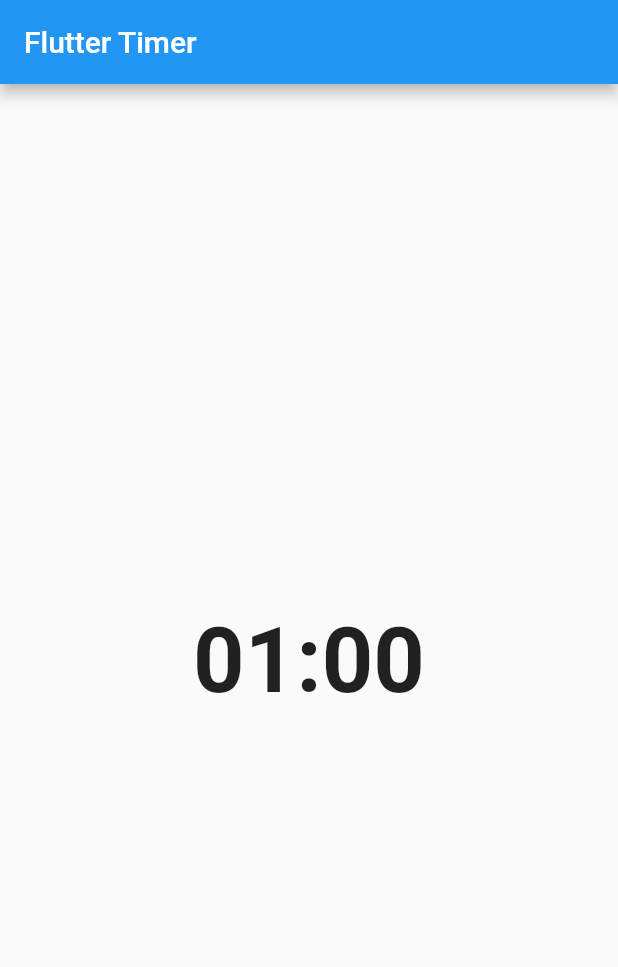
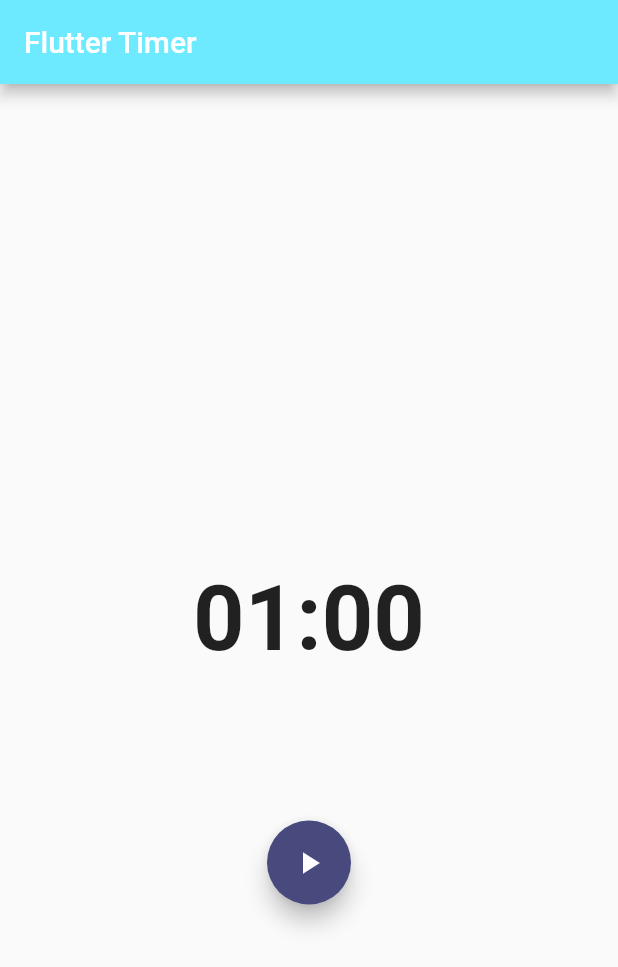
Before and after one commit to JamesMutahi/BLoC_Timer, a Flutter app: the screen it shows after launch, on a phone screen of 412 x 824 dp. Shown: the top 967 px of the screen. Run offline on Flutter 3.47's test engine with Material 2 defaults, Android fonts, the phone set to English and light mode, and no system bars; our stand-ins replace equatable, flutter_bloc.

Commit message:
Add timer widget and action buttons

```diff
--- a/lib/main.dart
+++ b/lib/main.dart
@@ -17,7 +17,12 @@ class MyApp extends StatelessWidget {
     child: BlocBuilder<ThemeBloc, ThemeData>(
       builder: (_, theme) {
         return MaterialApp(
-          theme: theme,
+          // theme: theme,
+          theme: theme.copyWith(
+            primaryColor: Color.fromRGBO(109, 234, 255, 1),
+            accentColor: Color.fromRGBO(72, 74, 126, 1),
+            brightness: Brightness.dark,
+          ),
           home: BlocProvider(create: (_) => TimerBloc(ticker: Ticker()),
           child: TimerPage(),
           ),
--- a/lib/timer/index.dart
+++ b/lib/timer/index.dart
@@ -3,3 +3,5 @@ export 'timer_event.dart';
 export 'timer_page.dart';
 export 'timer_screen.dart';
 export 'timer_state.dart';
+export 'widgets/actions_widget.dart';
+export 'widgets/timer_widget.dart';
--- a/lib/timer/timer_page.dart
+++ b/lib/timer/timer_page.dart
@@ -1,7 +1,5 @@
-import 'package:bloc_timer/theme/index.dart';
 import 'package:bloc_timer/timer/widgets/timer_widget.dart';
 import 'package:flutter/material.dart';
-import 'package:flutter_bloc/flutter_bloc.dart';
 
 class TimerPage extends StatelessWidget {
   const TimerPage({Key key}) : super(key: key);
--- /dev/null
+++ b/lib/timer/widgets/actions_widget.dart
@@ -0,0 +1,63 @@
+import 'package:flutter/material.dart';
+import 'package:flutter_bloc/flutter_bloc.dart';
+import 'package:bloc_timer/timer/index.dart';
+
+class Actions extends StatelessWidget {
+  @override
+  Widget build(BuildContext context) {
+    return Row(
+      mainAxisAlignment: MainAxisAlignment.spaceEvenly,
+      children: _mapStateToActionButtons(
+        timerBloc: BlocProvider.of<TimerBloc>(context),
+      ),
+    );
+  }
+
+  List<Widget> _mapStateToActionButtons({
+    TimerBloc timerBloc,
+  }) {
+    final TimerState currentState = timerBloc.state;
+    if (currentState is Ready) {
+      return [
+        FloatingActionButton(
+          child: Icon(Icons.play_arrow),
+          onPressed: () =>
+              timerBloc.add(Start(duration: currentState.duration)),
+        ),
+      ];
+    }
+    if (currentState is Runing) {
+      return [
+        FloatingActionButton(
+          child: Icon(Icons.pause),
+          onPressed: () => timerBloc.add(Pause()),
+        ),
+        FloatingActionButton(
+          child: Icon(Icons.replay),
+          onPressed: () => timerBloc.add(Reset()),
+        ),
+      ];
+    }
+    if (currentState is Paused) {
+      return [
+        FloatingActionButton(
+          child: Icon(Icons.play_arrow),
+          onPressed: () => timerBloc.add(Resume()),
+        ),
+        FloatingActionButton(
+          child: Icon(Icons.replay),
+          onPressed: () => timerBloc.add(Reset()),
+        ),
+      ];
+    }
+    if (currentState is Finished) {
+      return [
+        FloatingActionButton(
+          child: Icon(Icons.replay),
+          onPressed: () => timerBloc.add(Reset()),
+        ),
+      ];
+    }
+    return [];
+  }
+}
--- a/lib/timer/widgets/timer_widget.dart
+++ b/lib/timer/widgets/timer_widget.dart
@@ -1,6 +1,7 @@
 import 'package:bloc_timer/timer/index.dart';
 import 'package:flutter/material.dart';
 import 'package:flutter_bloc/flutter_bloc.dart';
+import 'package:bloc_timer/timer/widgets/actions_widget.dart';
 
 class Timer extends StatelessWidget {
   static const TextStyle timerTextStyle = TextStyle(
@@ -35,6 +36,11 @@ class Timer extends StatelessWidget {
               ),
             ),
           ),
+          BlocBuilder<TimerBloc, TimerState>(
+            condition: (previousState, state) =>
+                state.runtimeType != previousState.runtimeType,
+            builder: (context, state) => Actions(),
+          ),
         ],
       ),
     );
```
